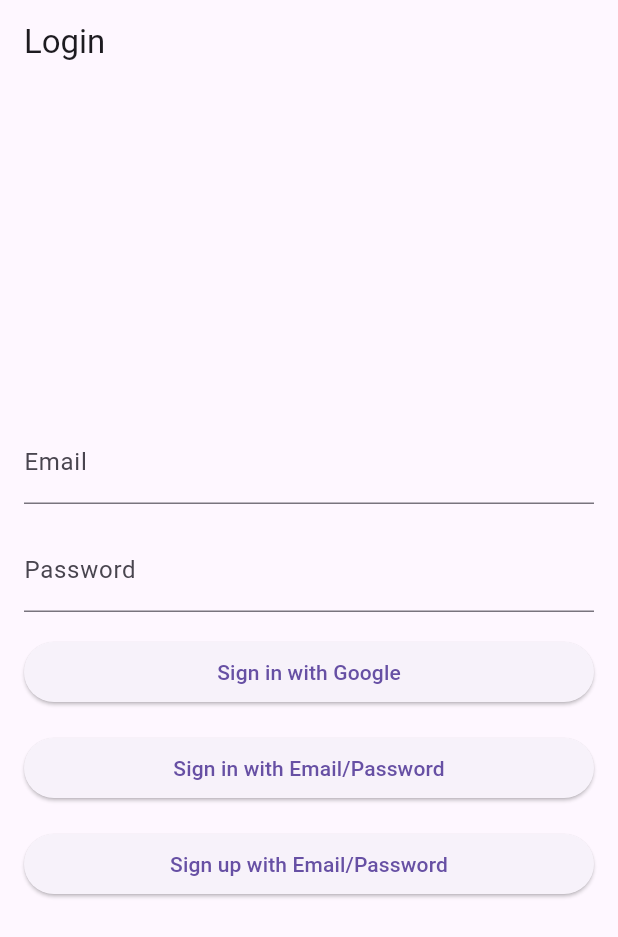
After one commit to krishnajhapate/demo-flutter-app-r, a Flutter app: the screen it shows after launch, after a tap on "Sign in with Google", on a phone screen of 412 x 824 dp. The commit adds this screen. Shown: the top 937 px of the screen. Run offline on Flutter 3.47's test engine with Material 3 defaults, Android fonts, the phone set to English and light mode, and no system bars; our stand-ins replace firebase_auth, firebase_core, google_sign_in; accounts and stored records are empty.

Commit message:
login done

```diff
--- a/lib/main.dart
+++ b/lib/main.dart
@@ -1,125 +1,71 @@
+import 'package:app/screens/home.dart';
+import 'package:app/screens/login.dart';
 import 'package:flutter/material.dart';
+import 'package:firebase_core/firebase_core.dart';
+import 'package:firebase_auth/firebase_auth.dart';
 
-void main() {
-  runApp(const MyApp());
+GlobalKey<NavigatorState> navigatorKey = GlobalKey<NavigatorState>();
+
+void main() async {
+  WidgetsFlutterBinding.ensureInitialized();
+  await Firebase.initializeApp();
+  runApp(MyApp());
 }
 
 class MyApp extends StatelessWidget {
-  const MyApp({super.key});
-
-  // This widget is the root of your application.
   @override
   Widget build(BuildContext context) {
     return MaterialApp(
-      title: 'Flutter Demo',
+      title: 'Flutter Firebase Demo',
       theme: ThemeData(
-        // This is the theme of your application.
-        //
-        // TRY THIS: Try running your application with "flutter run". You'll see
-        // the application has a purple toolbar. Then, without quitting the app,
-        // try changing the seedColor in the colorScheme below to Colors.green
-        // and then invoke "hot reload" (save your changes or press the "hot
-        // reload" button in a Flutter-supported IDE, or press "r" if you used
-        // the command line to start the app).
-        //
-        // Notice that the counter didn't reset back to zero; the application
-        // state is not lost during the reload. To reset the state, use hot
-        // restart instead.
-        //
-        // This works for code too, not just values: Most code changes can be
-        // tested with just a hot reload.
-        colorScheme: ColorScheme.fromSeed(seedColor: Colors.deepPurple),
-        useMaterial3: true,
+        primarySwatch: Colors.blue,
+        visualDensity: VisualDensity.adaptivePlatformDensity,
       ),
-      home: const MyHomePage(title: 'Flutter Demo Home Page'),
+      home: AuthChecker(),
+      navigatorKey: navigatorKey,
     );
   }
 }
 
-class MyHomePage extends StatefulWidget {
-  const MyHomePage({super.key, required this.title});
+class AuthChecker extends StatefulWidget {
+  @override
+  _AuthCheckerState createState() => _AuthCheckerState();
+}
 
-  // This widget is the home page of your application. It is stateful, meaning
-  // that it has a State object (defined below) that contains fields that affect
-  // how it looks.
-
-  // This class is the configuration for the state. It holds the values (in this
-  // case the title) provided by the parent (in this case the App widget) and
-  // used by the build method of the State. Fields in a Widget subclass are
-  // always marked "final".
-
-  final String title;
+class _AuthCheckerState extends State<AuthChecker> {
+  final FirebaseAuth _auth = FirebaseAuth.instance;
 
   @override
-  State<MyHomePage> createState() => _MyHomePageState();
-}
+  void initState() {
+    super.initState();
+    WidgetsBinding.instance.addPostFrameCallback((_) {
+      checkLoginStatus();
+    });
+  }
 
-class _MyHomePageState extends State<MyHomePage> {
-  int _counter = 0;
-
-  void _incrementCounter() {
-    setState(() {
-      // This call to setState tells the Flutter framework that something has
-      // changed in this State, which causes it to rerun the build method below
-      // so that the display can reflect the updated values. If we changed
-      // _counter without calling setState(), then the build method would not be
-      // called again, and so nothing would appear to happen.
-      _counter++;
-    });
+  Future<void> checkLoginStatus() async {
+    // Check the current user
+    User? user = _auth.currentUser;
+    if (user != null) {
+      // If user is logged in, navigate to home page
+      Navigator.of(context).pushReplacement(
+        MaterialPageRoute(builder: (context) => HomePage()),
+      );
+    } else {
+      // If user is not logged in, navigate to login screen
+      Navigator.of(context).pushReplacement(
+        MaterialPageRoute(builder: (context) => LoginScreen()),
+      );
+    }
   }
 
   @override
   Widget build(BuildContext context) {
-    // This method is rerun every time setState is called, for instance as done
-    // by the _incrementCounter method above.
-    //
-    // The Flutter framework has been optimized to make rerunning build methods
-    // fast, so that you can just rebuild anything that needs updating rather
-    // than having to individually change instances of widgets.
+    // Placeholder widget until login status is checked
     return Scaffold(
-      appBar: AppBar(
-        // TRY THIS: Try changing the color here to a specific color (to
-        // Colors.amber, perhaps?) and trigger a hot reload to see the AppBar
-        // change color while the other colors stay the same.
-        backgroundColor: Theme.of(context).colorScheme.inversePrimary,
-        // Here we take the value from the MyHomePage object that was created by
-        // the App.build method, and use it to set our appbar title.
-        title: Text(widget.title),
+      body: Center(
+        child: CircularProgressIndicator(),
       ),
-      body: Center(
-        // Center is a layout widget. It takes a single child and positions it
-        // in the middle of the parent.
-        child: Column(
-          // Column is also a layout widget. It takes a list of children and
-          // arranges them vertically. By default, it sizes itself to fit its
-          // children horizontally, and tries to be as tall as its parent.
-          //
-          // Column has various properties to control how it sizes itself and
-          // how it positions its children. Here we use mainAxisAlignment to
-          // center the children vertically; the main axis here is the vertical
-          // axis because Columns are vertical (the cross axis would be
-          // horizontal).
-          //
-          // TRY THIS: Invoke "debug painting" (choose the "Toggle Debug Paint"
-          // action in the IDE, or press "p" in the console), to see the
-          // wireframe for each widget.
-          mainAxisAlignment: MainAxisAlignment.center,
-          children: <Widget>[
-            const Text(
-              'You have pushed the button this many times:',
-            ),
-            Text(
-              '$_counter',
-              style: Theme.of(context).textTheme.headlineMedium,
-            ),
-          ],
-        ),
-      ),
-      floatingActionButton: FloatingActionButton(
-        onPressed: _incrementCounter,
-        tooltip: 'Increment',
-        child: const Icon(Icons.add),
-      ), // This trailing comma makes auto-formatting nicer for build methods.
     );
   }
 }
--- /dev/null
+++ b/lib/screens/login.dart
@@ -0,0 +1,137 @@
+import 'package:app/screens/home.dart';
+import 'package:flutter/material.dart';
+import 'package:firebase_auth/firebase_auth.dart';
+import 'package:google_sign_in/google_sign_in.dart';
+
+class LoginScreen extends StatefulWidget {
+  @override
+  _LoginScreenState createState() => _LoginScreenState();
+}
+
+class _LoginScreenState extends State<LoginScreen> {
+  final FirebaseAuth _auth = FirebaseAuth.instance;
+  final GoogleSignIn googleSignIn = GoogleSignIn();
+  bool _isLoading = false;
+  TextEditingController _emailController = TextEditingController();
+  TextEditingController _passwordController = TextEditingController();
+
+  Future<void> _loginWithGoogle() async {
+    setState(() {
+      _isLoading = true;
+    });
+    try {
+      final GoogleSignInAccount? googleSignInAccount =
+          await googleSignIn.signIn();
+      if (googleSignInAccount != null) {
+        final GoogleSignInAuthentication googleSignInAuthentication =
+            await googleSignInAccount.authentication;
+        final AuthCredential credential = GoogleAuthProvider.credential(
+          accessToken: googleSignInAuthentication.accessToken,
+          idToken: googleSignInAuthentication.idToken,
+        );
+        await _auth.signInWithCredential(credential);
+        Navigator.of(context).pushReplacement(
+          MaterialPageRoute(builder: (context) => HomePage()),
+        );
+      }
+    } catch (e) {
+      // Handle login errors (e.g., display error message)
+      print('Login with Google failed: $e');
+    }
+    setState(() {
+      _isLoading = false;
+    });
+  }
+
+  Future<void> _loginWithEmailPassword() async {
+    setState(() {
+      _isLoading = true;
+    });
+    try {
+      await _auth.signInWithEmailAndPassword(
+          email: _emailController.text.trim(),
+          password: _passwordController.text.trim());
+      Navigator.of(context).pushReplacement(
+        MaterialPageRoute(builder: (context) => HomePage()),
+      );
+    } catch (e) {
+      // Handle login errors (e.g., display error message)
+      print('Login with Email/Password failed: $e');
+    }
+    setState(() {
+      _isLoading = false;
+    });
+  }
+
+  Future<void> _signUpWithEmailPassword() async {
+    setState(() {
+      _isLoading = true;
+    });
+    try {
+      await _auth.createUserWithEmailAndPassword(
+          email: _emailController.text.trim(),
+          password: _passwordController.text.trim());
+      Navigator.of(context).pushReplacement(
+        MaterialPageRoute(builder: (context) => HomePage()),
+      );
+    } catch (e) {
+      // Handle sign-up errors (e.g., display error message)
+      print('Sign up with Email/Password failed: $e');
+    }
+    setState(() {
+      _isLoading = false;
+    });
+  }
+
+  @override
+  Widget build(BuildContext context) {
+    return Scaffold(
+      appBar: AppBar(
+        title: Text(
+          'Login',
+          textAlign: TextAlign.center,
+        ),
+      ),
+      body: Padding(
+        padding: const EdgeInsets.all(16.0),
+        child: Column(
+          mainAxisAlignment: MainAxisAlignment.center,
+          crossAxisAlignment: CrossAxisAlignment.stretch,
+          children: <Widget>[
+            TextField(
+              controller: _emailController,
+              decoration: InputDecoration(
+                labelText: 'Email',
+              ),
+            ),
+            SizedBox(height: 16),
+            TextField(
+              controller: _passwordController,
+              decoration: InputDecoration(
+                labelText: 'Password',
+              ),
+              obscureText: true,
+            ),
+            SizedBox(height: 16),
+            _isLoading
+                ? CircularProgressIndicator()
+                : ElevatedButton(
+                    onPressed: _loginWithGoogle,
+                    child: Text('Sign in with Google'),
+                  ),
+            SizedBox(height: 16),
+            ElevatedButton(
+              onPressed: _loginWithEmailPassword,
+              child: Text('Sign in with Email/Password'),
+            ),
+            SizedBox(height: 16),
+            ElevatedButton(
+              onPressed: _signUpWithEmailPassword,
+              child: Text('Sign up with Email/Password'),
+            ),
+          ],
+        ),
+      ),
+    );
+  }
+}
```
Also changed, not shown: lib/screens/home.dart (added, +15 -0 lines), pubspec.yaml (+50 -48 lines), pubspec.lock, 15 other files.
